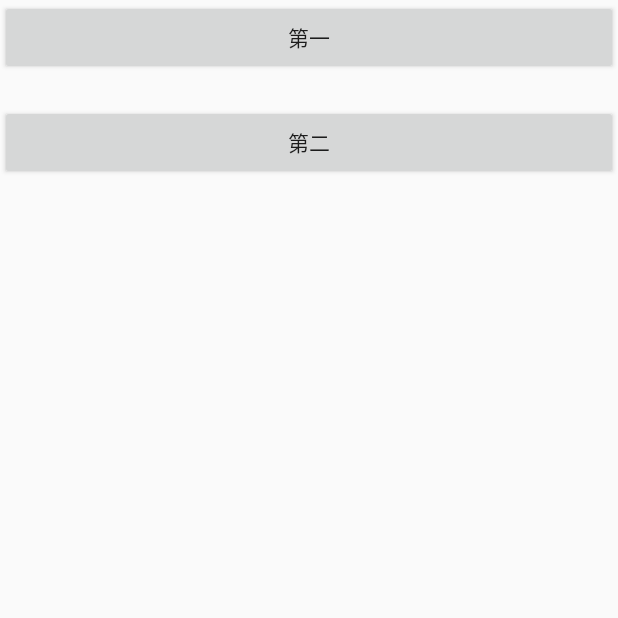
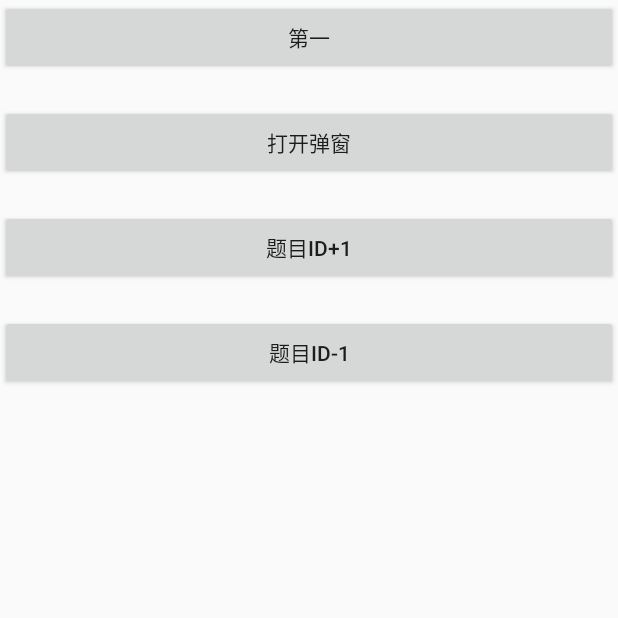
Before and after one commit to puppet16/Jpainter, an Android app: the screen it shows after launch (MainActivity3), on a phone screen of 412 x 824 dp, the top half of it. Run offline under Robolectric (Android 15) with nearby library versions, the phone set to English and light mode, and no system bars.

Commit message:
添加弹窗版画板

```diff
--- a/app/src/main/java/com/example/jpainter/MainActivity3.java
+++ b/app/src/main/java/com/example/jpainter/MainActivity3.java
@@ -13,12 +13,16 @@ import com.example.sketchpad.utils.CommonUtils;
 
 public class MainActivity3 extends AppCompatActivity implements View.OnClickListener {
 
+    private int mNumberId = 1;
+
     @Override
     protected void onCreate(Bundle savedInstanceState) {
         super.onCreate(savedInstanceState);
         setContentView(R.layout.activity_main3);
         findViewById(R.id.btn1).setOnClickListener(this);
         findViewById(R.id.btn2).setOnClickListener(this);
+        findViewById(R.id.btn3).setOnClickListener(this);
+        findViewById(R.id.btn4).setOnClickListener(this);
     }
 
     @Override
@@ -28,7 +32,14 @@ public class MainActivity3 extends AppCompatActivity implements View.OnClickList
                 startActivity(new Intent(MainActivity3.this, MainActivity.class));
                 break;
             case R.id.btn2:
-                startActivity(new Intent(MainActivity3.this, MainActivity2.class));
+                SketchpadViewDialog dialog = SketchpadViewDialog.instance(String.valueOf(mNumberId));
+                dialog.show(getSupportFragmentManager(), "sketchpad");
+                break;
+            case R.id.btn3:
+                mNumberId++;
+                break;
+            case R.id.btn4:
+                mNumberId--;
                 break;
         }
     }
--- a/app/src/main/res/layout/activity_main3.xml
+++ b/app/src/main/res/layout/activity_main3.xml
@@ -1,19 +1,33 @@
 <?xml version="1.0" encoding="utf-8"?>
 <LinearLayout xmlns:android="http://schemas.android.com/apk/res/android"
     android:layout_width="match_parent"
-    android:orientation="vertical"
-    android:layout_height="match_parent">
+    android:layout_height="match_parent"
+    android:orientation="vertical">
 
     <Button
         android:id="@+id/btn1"
         android:layout_width="match_parent"
         android:layout_height="50dp"
-        android:text="第一"/>
+        android:text="第一" />
 
     <Button
-        android:layout_marginTop="20dp"
         android:id="@+id/btn2"
         android:layout_width="match_parent"
         android:layout_height="50dp"
-        android:text="第二"/>
+        android:layout_marginTop="20dp"
+        android:text="打开弹窗" />
+
+    <Button
+        android:id="@+id/btn3"
+        android:layout_width="match_parent"
+        android:layout_height="50dp"
+        android:layout_marginTop="20dp"
+        android:text="题目ID+1" />
+
+    <Button
+        android:id="@+id/btn4"
+        android:layout_width="match_parent"
+        android:layout_height="50dp"
+        android:layout_marginTop="20dp"
+        android:text="题目ID-1" />
 </LinearLayout>
--- a/lib_sketchpad/src/main/java/com/example/sketchpad/CanvasView.java
+++ b/lib_sketchpad/src/main/java/com/example/sketchpad/CanvasView.java
@@ -19,7 +19,6 @@ import com.example.sketchpad.option.BaseOpt;
 import com.example.sketchpad.option.IOptionMode;
 import com.example.sketchpad.utils.CanvasManager;
 import com.example.sketchpad.utils.CommonUtils;
-import com.example.sketchpad.utils.IMGHelp;
 
 import java.util.ArrayList;
 import java.util.List;
@@ -377,6 +376,11 @@ public class CanvasView extends FrameLayout {
         invalidate();
     }
 
+    public void setAllOptList(List<BaseOpt> optList) {
+        mCanvasManager.setAllOptList(optList);
+        invalidate();
+    }
+
     public void reset() {
         mCanvasManager.setInitialHoming(false);
         mCanvasManager.onWindowChanged(mCanvasManager.getWindow().width(), mCanvasManager.getWindow().height());
```
Also changed, not shown: app/src/main/java/com/example/jpainter/SketchpadViewDialog.java (added, +126 -0 lines), app/src/main/java/com/example/jpainter/SketchpadViewManager.java (added, +64 -0 lines), app/src/main/res/layout/view_dialog_sketchpad.xml (added, +10 -0 lines), app/src/main/res/values/styles.xml (+9 -2 lines), lib_sketchpad/src/main/java/com/example/sketchpad/SketchpadView.java (+9 -1 lines), lib_sketchpad/src/main/java/com/example/sketchpad/utils/CanvasManager.java (+9 -0 lines).
